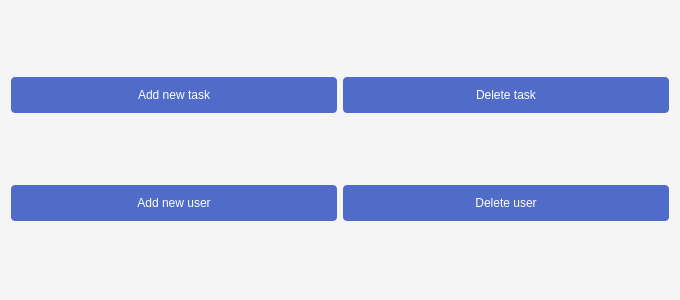
Above: client/include/project_settings.ui from cowboymalboro1884/MessLess before the change. Below: the same form after it.
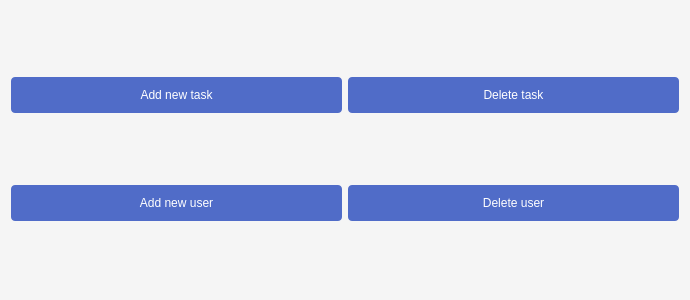
That is the form after the change.

```diff
--- a/client/include/project_settings.ui
+++ b/client/include/project_settings.ui
@@ -6,7 +6,7 @@
    <rect>
     <x>0</x>
     <y>0</y>
-    <width>400</width>
+    <width>690</width>
     <height>300</height>
    </rect>
   </property>
```
Left out of the diff: 2 changed lines with no effect on the pictures.
